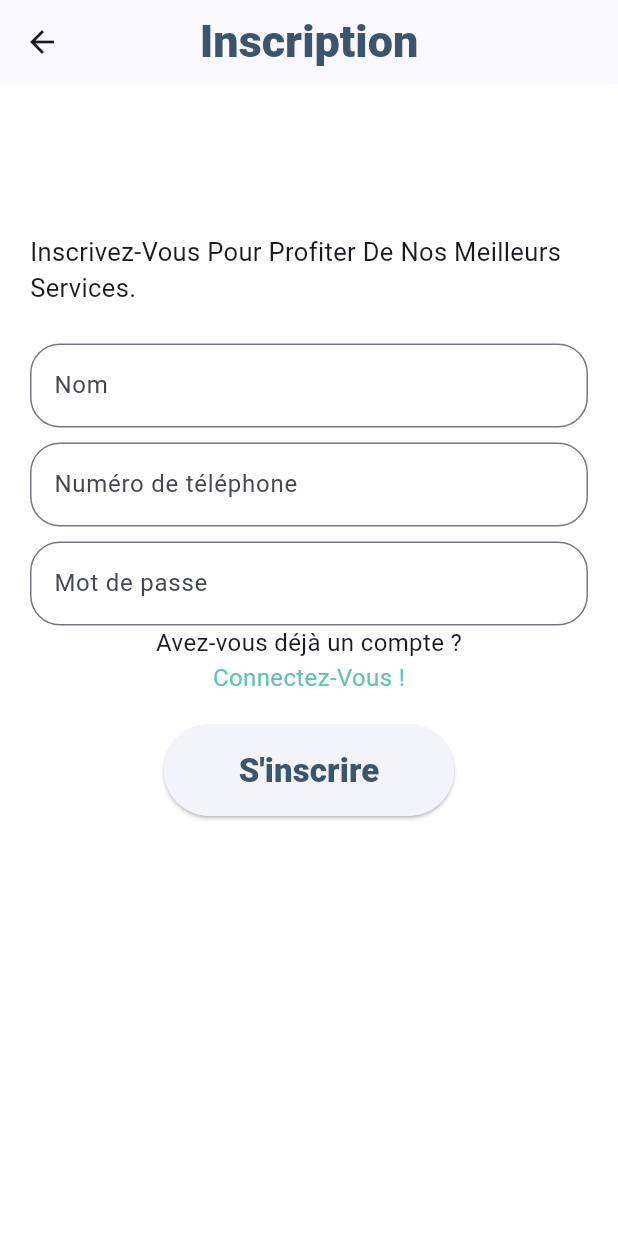
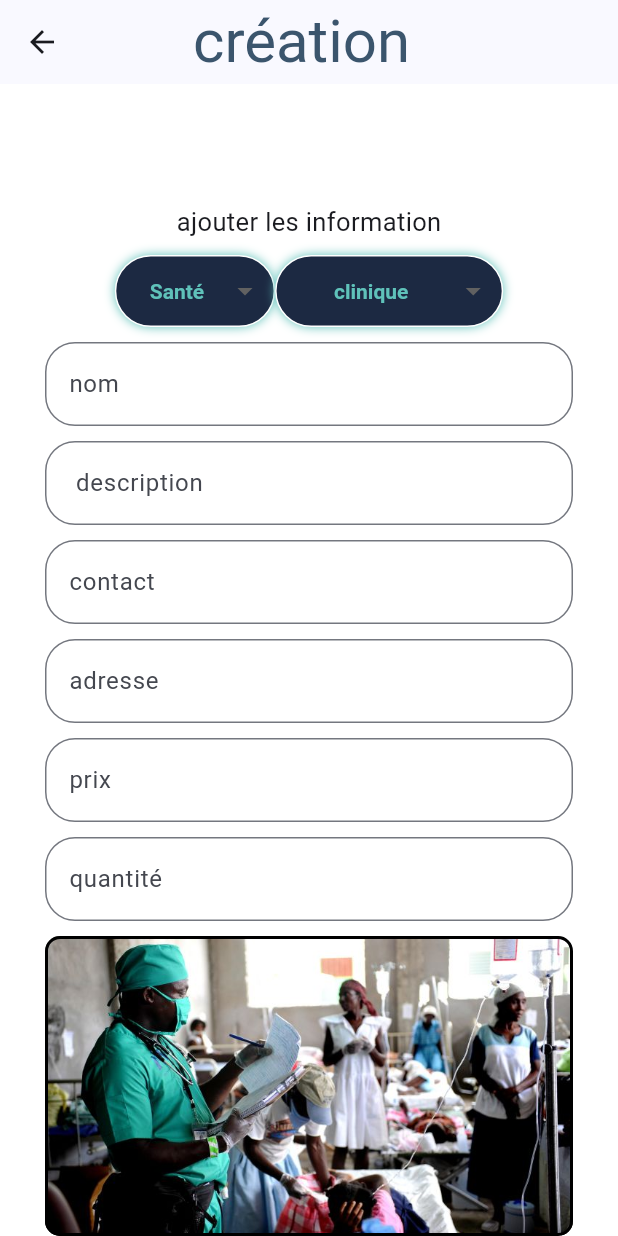
Before and after one commit to F38STUDIO/niamcity, a Flutter app: the RegistrationPage screen opened directly, after a tap on an icon or button, on a phone screen of 412 x 824 dp. Run offline on Flutter 3.47's test engine with Material 3 defaults, Android fonts, the phone set to English and light mode, and no system bars; our stand-ins replace firebase_core, geolocator, google_maps_flutter, image_cropper, image_picker, permission_handler and 1 more; accounts and stored records are empty.

Commit message:
ajout de la page d'ajout des elements

```diff
--- /dev/null
+++ b/lib/screens/forms/form_page.dart
@@ -0,0 +1,373 @@
+import 'package:flutter/material.dart';
+import 'package:niamcity/donnee_fixes/couleurs.dart';
+import 'package:niamcity/donnee_fixes/categories.dart';
+import 'package:image_picker/image_picker.dart';
+import 'package:image_cropper/image_cropper.dart';
+
+import '../../models/categorie.dart';
+import '../../models/type.dart';
+
+// ignore: camel_case_types
+class Creation_page extends StatelessWidget {
+  const Creation_page({super.key});
+
+  @override
+  Widget build(BuildContext context) {
+    return Scaffold(
+      appBar: AppBar(
+        centerTitle: true,
+        title: const Text(
+          'création ',
+          style: TextStyle(
+              fontSize: 40, fontWeight: FontWeight.w400, color: Couleurs.c),
+        ),
+      ),
+      body: const Entreprise(),
+    );
+  }
+}
+
+class Entreprise extends StatefulWidget {
+  const Entreprise({super.key});
+
+  @override
+  State<Entreprise> createState() => _EntrepriseState();
+}
+
+class _EntrepriseState extends State<Entreprise> {
+  final picker = ImagePicker();
+  PickedFile? _pickedImage; // Stockez l'image sélectionnée ici.
+  bool _showImagePicker =
+      false; // Pour afficher ou masquer le tableau de choix.
+  ImageCropper imageCropper = ImageCropper();
+
+  final TextEditingController _nameController = TextEditingController();
+  final TextEditingController _descriptionController = TextEditingController();
+  final TextEditingController _contactController = TextEditingController();
+  final TextEditingController _adresseController = TextEditingController();
+  final TextEditingController _prixController = TextEditingController();
+  final TextEditingController _quantiteController = TextEditingController();
+  Categorie categorieSelectionnee = categories[0];
+  LeType typeSelectionne = categories[0].types[0];
+
+  Future<void> _getImage() async {
+    final pickedFile = await showDialog<PickedFile>(
+      context: context,
+      builder: (BuildContext context) {
+        return AlertDialog(
+          title: Text("Choisir une image"),
+          content: SingleChildScrollView(
+            child: ListBody(
+              children: <Widget>[
+                ListTile(
+                  leading: Icon(Icons.camera),
+                  title: Text("Caméra"),
+                  onTap: () async {
+                    final picked = await picker.pickImage(
+                      source: ImageSource.camera,
+                    );
+                    if (picked != null) {
+                      final croppedImage =
+                          await _cropImage(picked as PickedFile);
+                      Navigator.of(context).pop(croppedImage);
+                    }
+                  },
+                ),
+                ListTile(
+                  leading: const Icon(Icons.photo),
+                  title: const Text("Galerie"),
+                  onTap: () async {
+                    final picked = await picker.pickImage(
+                      source: ImageSource.gallery,
+                    );
+                    if (picked != null) {
+                      final croppedImage =
+                          await _cropImage(picked as PickedFile);
+                      Navigator.of(context).pop(croppedImage);
+                    }
+                  },
+                ),
+              ],
+            ),
+          ),
+          actions: [
+            TextButton(
+              onPressed: () {
+                setState(() {
+                  _showImagePicker = false; // Masquer le tableau de choix.
+                });
+                Navigator.of(context).pop(); // Fermer le dialogue.
+              },
+              child: const Text('Fermer'),
+            ),
+          ],
+        );
+      },
+    );
+
+    if (pickedFile != null) {
+      setState(() {
+        _pickedImage = pickedFile;
+      });
+    }
+  }
+
+  Future<PickedFile?> _cropImage(PickedFile pickedFile) async {
+    final croppedFile = await imageCropper.cropImage(
+      sourcePath: pickedFile.path,
+      aspectRatio:
+          CropAspectRatio(ratioX: 1, ratioY: 1), // Par exemple, un rapport 1:1
+      compressQuality: 100,
+      maxHeight: 500,
+      maxWidth: 500,
+    );
+
+    if (croppedFile != null) {
+      return PickedFile(croppedFile.path);
+    }
+
+    return null;
+  }
+
+  @override
+  Widget build(BuildContext context) {
+    TextStyle? dropdownStyle = const TextStyle(
+        color: Couleurs.b,
+        overflow: TextOverflow.ellipsis,
+        fontWeight: FontWeight.bold);
+    Decoration dropdownDecoration = BoxDecoration(
+        color: Couleurs.d, //background color of dropdown button
+        border: Border.all(
+            color: Colors.white, width: 1), //border of dropdown button
+        borderRadius:
+            BorderRadius.circular(30), //border raiuds of dropdown button
+        boxShadow: const <BoxShadow>[
+          //apply shadow on Dropdown button
+          BoxShadow(
+              color: Couleurs.b, //shadow for button
+              blurRadius: 5) //blur radius of shadow
+        ]);
+    return SingleChildScrollView(
+        child: Padding(
+      padding: const EdgeInsets.symmetric(
+        horizontal: 30,
+        vertical: 80,
+      ),
+      child: Form(
+          child: Column(
+        children: <Widget>[
+          const Text(
+            'ajouter les information',
+            style: TextStyle(fontSize: 17),
+          ),
+          const SizedBox(
+            height: 10,
+          ),
+          Row(
+            mainAxisSize: MainAxisSize.min,
+            mainAxisAlignment: MainAxisAlignment.end,
+            crossAxisAlignment: CrossAxisAlignment.end,
+            children: [
+              DecoratedBox(
+                decoration: dropdownDecoration,
+                child: Padding(
+                  padding: const EdgeInsets.fromLTRB(8, 0, 8, 0),
+                  child: DropdownButton(
+                      alignment: AlignmentDirectional.center,
+                      borderRadius: BorderRadius.circular(30),
+                      underline: Container(),
+                      dropdownColor: Couleurs.d,
+                      style: dropdownStyle,
+                      value: categorieSelectionnee,
+                      items: categories
+                          .map((e) => DropdownMenuItem<Categorie>(
+                              value: e,
+                              child: Text(
+                                textAlign: TextAlign.center,
+                                e.nom,
+                                overflow: TextOverflow.ellipsis,
+                              )))
+                          .toList(),
+                      onChanged: (Categorie? newValue) => setState(() {
+                            categorieSelectionnee = newValue!;
+                            typeSelectionne = newValue.types[0];
+                          })),
+                ),
+              ),
+              DecoratedBox(
+                decoration: dropdownDecoration,
+                child: Padding(
+                  padding: const EdgeInsets.fromLTRB(8, 0, 8, 0),
+                  child: DropdownButton(
+                      alignment: AlignmentDirectional.center,
+                      borderRadius: BorderRadius.circular(30),
+                      underline: Container(),
+                      dropdownColor: Couleurs.d,
+                      style: dropdownStyle,
+                      value: typeSelectionne,
+                      items: categorieSelectionnee.types
+                          .map((e) => DropdownMenuItem<LeType>(
+                              value: e,
+                              child: Text(
+                                e.nom,
+                                overflow: TextOverflow.ellipsis,
+                              )))
+                          .toList(),
+                      onChanged: (LeType? newValue) => setState(() {
+                            typeSelectionne = newValue!;
+                          })),
+                ),
+              ),
+            ],
+          ),
+          const SizedBox(
+            height: 10,
+          ),
+          TextFormField(
+            controller: _nameController,
+            decoration: const InputDecoration(
+                labelText: 'nom',
+                border: OutlineInputBorder(
+                    borderRadius: BorderRadius.all(Radius.circular(20)))),
+          ),
+          const SizedBox(
+            height: 10,
+          ),
+          TextFormField(
+            controller: _descriptionController,
+            decoration: const InputDecoration(
+                labelText: ' description',
+                border: OutlineInputBorder(
+                    borderRadius: BorderRadius.all(Radius.circular(20)))),
+          ),
+          const SizedBox(
+            height: 10,
+          ),
+          TextFormField(
+            controller: _contactController,
+            decoration: const InputDecoration(
+                labelText: 'contact',
+                border: OutlineInputBorder(
+                    borderRadius: BorderRadius.all(Radius.circular(20)))),
+          ),
+          const SizedBox(
+            height: 10,
+          ),
+          TextFormField(
+            controller: _adresseController,
+            decoration: const InputDecoration(
+                labelText: 'adresse',
+                border: OutlineInputBorder(
+                    borderRadius: BorderRadius.all(Radius.circular(20)))),
+          ),
+          const SizedBox(
+            height: 10,
+          ),
+          TextFormField(
+            controller: _prixController,
+            decoration: const InputDecoration(
+                labelText: 'prix',
+                border: OutlineInputBorder(
+                    borderRadius: BorderRadius.all(Radius.circular(20)))),
+          ),
+          const SizedBox(
+            height: 10,
+          ),
+          TextFormField(
+            controller: _quantiteController,
+            decoration: const InputDecoration(
+                labelText: 'quantité',
+                border: OutlineInputBorder(
+                    borderRadius: BorderRadius.all(Radius.circular(20)))),
+          ),
+          const SizedBox(
+            height: 10,
+          ),
+          Container(
+            width: 400, // Largeur du cadre
+            height: 200, // Hauteur du cadre
+            decoration: BoxDecoration(
+              border: Border.all(
+                color: Colors.black, // Couleur de la bordure
+                width: 2.0, // Largeur de la bordure
+              ),
+              borderRadius: BorderRadius.circular(10.0), // Bordure arrondie
+              image: const DecorationImage(
+                image: AssetImage(
+                    'images/001.jpeg'), // Remplacez par le chemin de votre image
+                fit: BoxFit
+                    .cover, // Ajustez le mode de redimensionnement de l'image
+              ),
+            ),
+          ),
+          const SizedBox(
+            height: 10,
+          ),
+          ElevatedButton(
+            style: ElevatedButton.styleFrom(
+                padding: const EdgeInsets.only(
+                    left: 50, right: 50, bottom: 15, top: 15)),
+            onPressed: () {
+              _getImage(); // Ouvrir le dialogue pour choisir entre la caméra et la galerie.
+            },
+            child: const Text(
+              'ajouter une images',
+              style: TextStyle(
+                  fontSize: 22, fontWeight: FontWeight.w800, color: Couleurs.c),
+            ),
+          ),
+          _showImagePicker
+              ? AlertDialog(
+                  title: Text("Choisir une image"),
+                  content: SingleChildScrollView(
+                    child: ListBody(
+                      children: <Widget>[
+                        ListTile(
+                          leading: Icon(Icons.camera),
+                          title: Text("Caméra"),
+                          onTap: () async {
+                            _getImage(); // Ouvrir le dialogue pour choisir entre la caméra et la galerie.
+                          },
+                        ),
+                        ListTile(
+                          leading: Icon(Icons.photo),
+                          title: Text("Galerie"),
+                          onTap: () async {
+                            _getImage(); // Ouvrir le dialogue pour choisir entre la caméra et la galerie.
+                          },
+                        ),
+                      ],
+                    ),
+                  ),
+                  actions: [
+                    TextButton(
+                      onPressed: () {
+                        setState(() {
+                          _showImagePicker =
+                              false; // Masquer le tableau de choix.
+                        });
+                      },
+                      child: Text('Fermer'),
+                    ),
+                  ],
+                )
+              : SizedBox.shrink(),
+          const SizedBox(
+            height: 10,
+          ),
+          ElevatedButton(
+            style: ElevatedButton.styleFrom(
+                padding: const EdgeInsets.only(
+                    left: 50, right: 50, bottom: 15, top: 15)),
+            onPressed: () {},
+            child: const Text(
+              'Publier',
+              style: TextStyle(
+                  fontSize: 22, fontWeight: FontWeight.w800, color: Couleurs.c),
+            ),
+          ),
+        ],
+      )),
+    ));
+  }
+}
--- a/lib/screens/registration_page.dart
+++ b/lib/screens/registration_page.dart
@@ -1,4 +1,5 @@
 import 'package:flutter/material.dart';
+import 'package:niamcity/screens/forms/form_page.dart';
 import 'package:niamcity/screens/login_page.dart';
 
 import '../donnee_fixes/couleurs.dart';
@@ -98,6 +99,8 @@ class _RegistrationState extends State<Registration> {
                     padding: const EdgeInsets.only(
                         left: 50, right: 50, bottom: 15, top: 15)),
                 onPressed: () {
+                  Navigator.of(context).push(MaterialPageRoute(
+                      builder: (context) => const Creation_page()));
                   // Vous pouvez accéder aux valeurs des champs de texte
                   // en utilisant _nameController.text, _phoneNumberController.text,
                   // et _passwordController.text.
--- a/pubspec.yaml
+++ b/pubspec.yaml
@@ -40,6 +40,8 @@ dependencies:
   geolocator: ^10.1.0
   permission_handler: ^11.1.0
   firebase_core: ^2.24.2
+  image_cropper: ^5.0.1
+  image_picker: ^1.0.7
 
 
 dev_dependencies:
```
Also changed, not shown: pubspec.lock, 5 other files.
